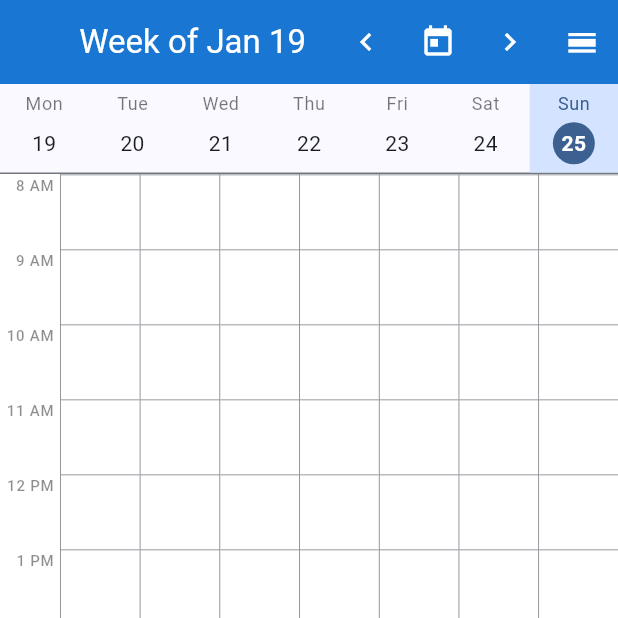
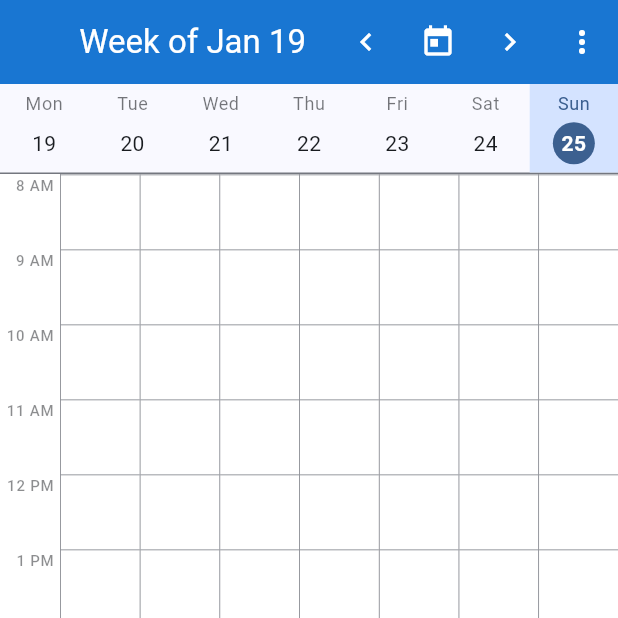
Before and after one commit to alirobertson93/TimePlanner, a Flutter app: the WeekViewScreen screen opened by its route, on a phone screen of 412 x 824 dp, the top half of it. Run offline on Flutter 3.47's test engine with Material 3 defaults, Android fonts, the phone set to English and light mode, and no system bars; our stand-ins replace drift, flutter_local_notifications, flutter_riverpod, go_router, riverpod_annotation, shared_preferences and 2 more; missing offline and left inert: sqlite3; accounts and stored records are empty; generated files the repository leaves out were written again.

Commit message:
Fix goal period labels and week view menu actions
Co-authored-by: alirobertson93 <240049156+alirobertson93@users.noreply.github.com>

```diff
--- a/lib/presentation/screens/week_view/week_view_screen.dart
+++ b/lib/presentation/screens/week_view/week_view_screen.dart
@@ -4,6 +4,7 @@ import 'package:go_router/go_router.dart';
 import 'package:intl/intl.dart';
 import '../../../core/utils/date_utils.dart';
 import '../../providers/event_providers.dart';
+import '../../providers/notification_providers.dart';
 import '../../widgets/adaptive_app_bar.dart';
 import 'widgets/week_header.dart';
 import 'widgets/week_timeline.dart';
@@ -96,6 +97,8 @@ class WeekViewScreen extends ConsumerWidget {
     WidgetRef ref,
     DateTime selectedDate,
   ) {
+    final unreadCountAsync = ref.watch(unreadCountProvider);
+
     return [
       // Navigation actions (highest priority - always visible)
       AdaptiveAppBarAction(
@@ -127,7 +130,15 @@ class WeekViewScreen extends ConsumerWidget {
         priority: AdaptiveActionPriority.navigation,
       ),
 
-      // Core action - switch to day view
+      // Core actions (high priority)
+      AdaptiveAppBarAction(
+        icon: const Icon(Icons.auto_awesome),
+        label: 'Plan week',
+        onPressed: () {
+          context.push('/plan');
+        },
+        priority: AdaptiveActionPriority.core,
+      ),
       AdaptiveAppBarAction(
         icon: const Icon(Icons.calendar_view_day),
         label: 'Day view',
@@ -136,6 +147,65 @@ class WeekViewScreen extends ConsumerWidget {
         },
         priority: AdaptiveActionPriority.core,
       ),
+
+      // Normal priority actions
+      AdaptiveAppBarAction(
+        icon: const Icon(Icons.track_changes),
+        label: 'Goals',
+        onPressed: () {
+          context.push('/goals');
+        },
+        priority: AdaptiveActionPriority.normal,
+      ),
+
+      // Low priority actions (first to go into overflow)
+      AdaptiveAppBarAction(
+        icon: const Icon(Icons.people),
+        label: 'People',
+        onPressed: () {
+          context.push('/people');
+        },
+        priority: AdaptiveActionPriority.low,
+      ),
+      AdaptiveAppBarAction(
+        icon: const Icon(Icons.location_on),
+        label: 'Locations',
+        onPressed: () {
+          context.push('/locations');
+        },
+        priority: AdaptiveActionPriority.low,
+      ),
+      AdaptiveAppBarAction(
+        icon: unreadCountAsync.when(
+          data: (count) => Badge(
+            isLabelVisible: count > 0,
+            label: Text(
+              count > 99 ? '99+' : count.toString(),
+              style: const TextStyle(fontSize: 10),
+            ),
+            child: const Icon(Icons.notifications),
+          ),
+          loading: () => const Icon(Icons.notifications),
+          error: (_, __) => const Icon(Icons.notifications),
+        ),
+        label: unreadCountAsync.when(
+          data: (count) => count > 0 ? 'Notifications ($count unread)' : 'Notifications',
+          loading: () => 'Notifications',
+          error: (_, __) => 'Notifications',
+        ),
+        onPressed: () {
+          context.push('/notifications');
+        },
+        priority: AdaptiveActionPriority.low,
+      ),
+      AdaptiveAppBarAction(
+        icon: const Icon(Icons.settings),
+        label: 'Settings',
+        onPressed: () {
+          context.push('/settings');
+        },
+        priority: AdaptiveActionPriority.low,
+      ),
     ];
   }
 }
```
Also changed, not shown: lib/presentation/screens/planning_wizard/steps/goals_review_step.dart (+5 -3 lines).
